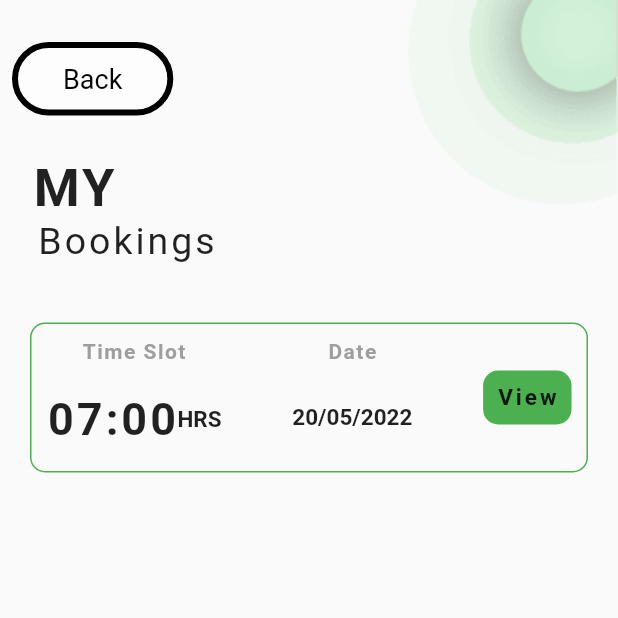
After one commit to Hemant301/cric8hemant, a Flutter app: the BookingHistory screen opened by its route, on a phone screen of 412 x 824 dp, the top half of it. The commit adds this screen. Run offline on Flutter 3.47's test engine with Material 2 defaults, Android fonts, the phone set to English and light mode, and no system bars; our stand-ins replace bottom_navy_bar, date_time_picker, fluttertoast, geolocator, google_fonts, location and 4 more; missing offline and left inert: flutter_dropdown, flutter_geocoder, razorpay_flutter, video_thumbnail; accounts and stored records are empty.

Commit message:
booking ui

```diff
--- a/lib/main.dart
+++ b/lib/main.dart
@@ -3,6 +3,7 @@ import 'package:cric8hemant/auth/signin.dart';
 import 'package:cric8hemant/const/storage.dart';
 import 'package:cric8hemant/pincode/mannual.dart';
 import 'package:cric8hemant/pincode/pincode.dart';
+import 'package:cric8hemant/screen/bookinghistory.dart';
 import 'package:cric8hemant/screen/boot.dart';
 import 'package:cric8hemant/screen/bottombar.dart';
 import 'package:cric8hemant/screen/changepwd.dart';
@@ -54,6 +55,7 @@ class MyApp extends StatelessWidget {
         '/pincode': (context) => PincodePage(),
         '/mannual': (context) => MannualPage(),
         '/ticket': (context) => Ticket(),
+        "/bookinghistory": (context) => BookingHistory()
       },
     );
   }
--- /dev/null
+++ b/lib/screen/bookinghistory.dart
@@ -0,0 +1,156 @@
+import 'package:cric8hemant/screen/referearn.dart';
+import 'package:flutter/material.dart';
+
+class BookingHistory extends StatelessWidget {
+  const BookingHistory({Key? key}) : super(key: key);
+
+  @override
+  Widget build(BuildContext context) {
+    return SafeArea(
+        child: Scaffold(
+            body: Stack(children: [
+      const Align(
+          alignment: Alignment.topRight,
+          child: Image(image: AssetImage('assets/meetbg.png'))),
+      Column(children: [
+        SizedBox(
+          height: 20,
+        ),
+        Padding(
+          padding: const EdgeInsets.all(8.0),
+          child: Row(
+            mainAxisAlignment: MainAxisAlignment.spaceBetween,
+            children: [
+              BackButtonss(),
+              // StreamBuilder<WalletModal>(
+              //     stream: homeBloc.getWallet.stream,
+              //     builder: (context, snapshot) {
+              //       if (!snapshot.hasData) return Container();
+              //       return Container(
+              //         padding: EdgeInsets.symmetric(
+              //             horizontal: 30, vertical: 10),
+              //         decoration: BoxDecoration(
+              //             border:
+              //                 Border.all(color: Colors.black, width: 4),
+              //             color: Color.fromARGB(255, 253, 253, 253),
+              //             borderRadius: BorderRadius.circular(50)),
+              //         child: Row(
+              //           children: [
+              //             Icon(Icons.wallet_travel_rounded),
+              //             Text(snapshot.data!.wallet.toString())
+              //           ],
+              //         ),
+              //       );
+              //     })
+            ],
+          ),
+        ),
+        SizedBox(
+          height: 20,
+        ),
+        const Align(
+          alignment: Alignment.topLeft,
+          child: Text(
+            "  MY",
+            style: TextStyle(
+                fontWeight: FontWeight.bold, fontSize: 35, letterSpacing: 2),
+          ),
+        ),
+        const Align(
+            alignment: Alignment.topLeft,
+            child: Text(
+              "   Bookings",
+              style: TextStyle(fontSize: 25, letterSpacing: 2),
+            )),
+        SizedBox(
+          height: 40,
+        ),
+        Container(
+          width: MediaQuery.of(context).size.width - 40,
+          height: 100,
+          padding: EdgeInsets.all(10),
+          decoration: BoxDecoration(
+              border: Border.all(color: Colors.green),
+              borderRadius: BorderRadius.circular(10)),
+          child:
+              Row(mainAxisAlignment: MainAxisAlignment.spaceBetween, children: [
+            Column(
+              children: [
+                Text(
+                  "Time Slot",
+                  style: TextStyle(
+                      color: Colors.grey,
+                      fontWeight: FontWeight.bold,
+                      fontSize: 14,
+                      letterSpacing: 1),
+                ),
+                SizedBox(
+                  height: 20,
+                ),
+                Row(
+                  children: [
+                    Text(
+                      "07:00",
+                      style: TextStyle(
+                          fontWeight: FontWeight.bold,
+                          fontSize: 30,
+                          letterSpacing: 2),
+                    ),
+                    Text(
+                      "HRS",
+                      style: TextStyle(
+                        fontWeight: FontWeight.bold,
+                        fontSize: 15,
+                      ),
+                    ),
+                  ],
+                ),
+              ],
+            ),
+            Column(
+              children: [
+                Text(
+                  "Date",
+                  style: TextStyle(
+                      color: Colors.grey,
+                      fontWeight: FontWeight.bold,
+                      fontSize: 14,
+                      letterSpacing: 1),
+                ),
+                SizedBox(
+                  height: 27,
+                ),
+                Text(
+                  "20/05/2022",
+                  style: TextStyle(
+                    fontWeight: FontWeight.bold,
+                    fontSize: 15,
+                  ),
+                ),
+              ],
+            ),
+            Column(
+              mainAxisAlignment: MainAxisAlignment.center,
+              children: [
+                Container(
+                  padding: EdgeInsets.all(8),
+                  decoration: BoxDecoration(
+                      color: Colors.green,
+                      border: Border.all(color: Colors.green),
+                      borderRadius: BorderRadius.circular(10)),
+                  child: Text(
+                    "View",
+                    style: TextStyle(
+                        fontWeight: FontWeight.bold,
+                        fontSize: 15,
+                        letterSpacing: 2),
+                  ),
+                ),
+              ],
+            )
+          ]),
+        )
+      ])
+    ])));
+  }
+}
--- a/lib/screen/home.dart
+++ b/lib/screen/home.dart
@@ -216,6 +216,10 @@ class HomePage extends StatelessWidget {
                             mainAxisAlignment: MainAxisAlignment.spaceAround,
                             children: [
                               Cont(
+                                onTap: () {
+                                  Navigator.pushNamed(
+                                      context, "/bookinghistory");
+                                },
                                 title: "My",
                                 title1: "calender",
                                 icon: Icons.calendar_month_sharp,
```
Also changed, not shown: 1 other file.
